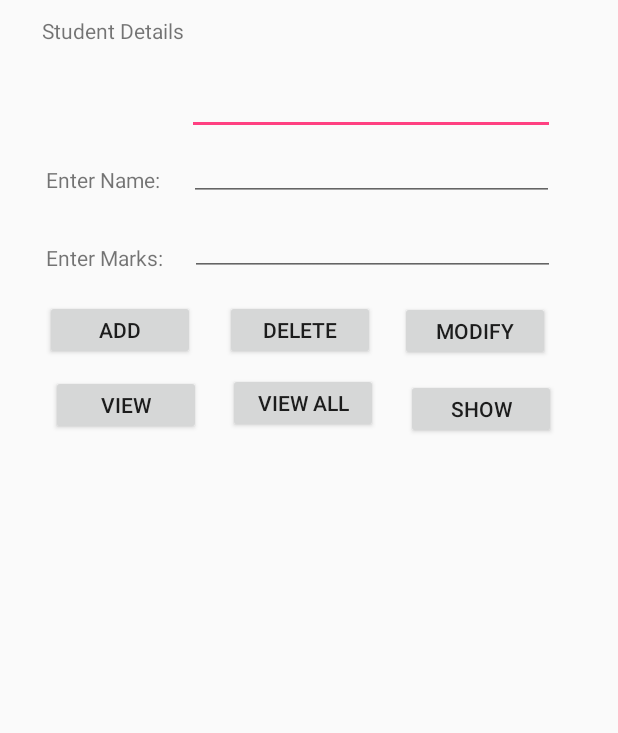
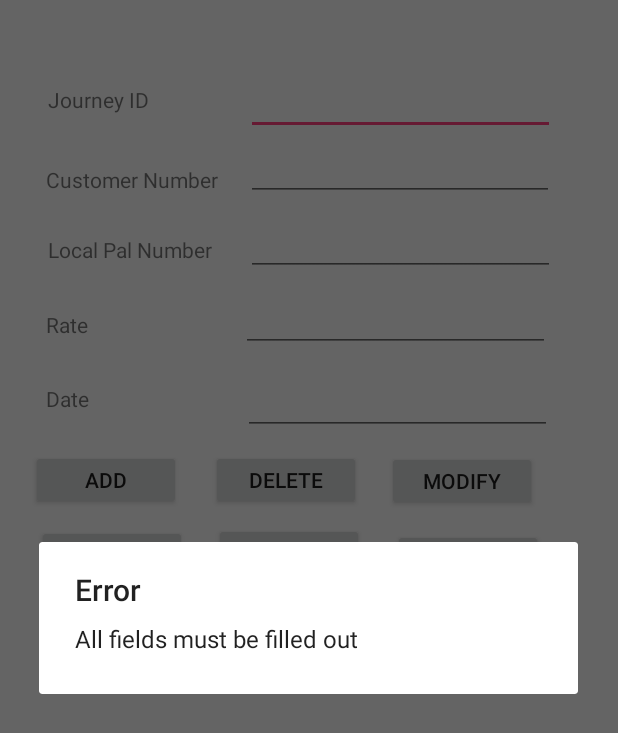
Before and after one commit to Nom1fan/Android4Manush, an Android app: the screen it shows after launch (MainActivity), after a tap on "ADD", on a phone screen of 412 x 824 dp. Shown: the top 733 px of the screen. Run offline under Robolectric (Android 15) with nearby library versions, the phone set to English and light mode, and no system bars.

Commit message:
Insert and read from DB successful

```diff
--- a/app/src/main/java/projects/course/ozemsqlite/activity/MainActivity.java
+++ b/app/src/main/java/projects/course/ozemsqlite/activity/MainActivity.java
@@ -2,37 +2,33 @@ package projects.course.ozemsqlite.activity;
 
 import android.app.Activity;
 import android.app.AlertDialog.Builder;
-import android.database.Cursor;
-
 import android.os.Bundle;
 import android.support.annotation.NonNull;
-import android.text.Editable;
 import android.view.View;
 import android.view.View.OnClickListener;
+import android.widget.AbsoluteLayout;
 import android.widget.Button;
 import android.widget.EditText;
 
-import java.sql.Date;
 import java.text.ParseException;
-import java.text.SimpleDateFormat;
 import java.util.ArrayList;
-import java.util.Arrays;
 import java.util.List;
-import java.util.Locale;
 
 import projects.course.ozemsqlite.R;
-import projects.course.ozemsqlite.dao.DAO;
 import projects.course.ozemsqlite.dao.DAOFactory;
-import projects.course.ozemsqlite.dao.DAOFactoryImpl;
+import projects.course.ozemsqlite.dao.RatingPalDAO;
 import projects.course.ozemsqlite.dao.dbo.RatingPalDBO;
 import projects.course.ozemsqlite.dao.table.DAOFactoryProvider;
 import projects.course.ozemsqlite.dao.table.RatingPalTable;
 
 public class MainActivity extends Activity implements OnClickListener {
-    EditText editRollno, editName, editMarks;
+    EditText editTextJourneyId, editTextCustomerId, editTextLocalPalNum, editTextRate, editTextDate;
     Button btnAdd, btnDelete, btnModify, btnView, btnViewAll, btnShowInfo;
+    View myLayout;
 
     DAOFactory daoFactory;
+
+    RatingPalDAO ratingPalDao;
 
     /**
      * Called when the activity is first created.
@@ -41,9 +37,15 @@ public class MainActivity extends Activity implements OnClickListener {
     public void onCreate(Bundle savedInstanceState) {
         super.onCreate(savedInstanceState);
         setContentView(R.layout.activity_main);
-        editRollno = findViewById(R.id.editRollno);
-        editName = findViewById(R.id.editName);
-        editMarks = findViewById(R.id.editMarks);
+
+        myLayout = findViewById(R.id.myLayout);
+
+        editTextJourneyId = findViewById(R.id.editText_journeyId);
+        editTextCustomerId = findViewById(R.id.editText_customerNum);
+        editTextLocalPalNum = findViewById(R.id.editText_localPalNum);
+        editTextRate = findViewById(R.id.editText_rate);
+        editTextDate = findViewById(R.id.editText_date);
+
         btnAdd = findViewById(R.id.btnAdd);
         btnDelete = findViewById(R.id.btnDelete);
         btnModify = findViewById(R.id.btnModify);
@@ -58,10 +60,13 @@ public class MainActivity extends Activity implements OnClickListener {
         btnShowInfo.setOnClickListener(this);
 
         daoFactory = DAOFactoryProvider.createDAOFactory(this);
+        ratingPalDao = daoFactory.getDAO(RatingPalTable.TABLE_NAME);
     }
 
     public void onClick(View view) {
         handleBtnAdd(view);
+
+        handleBtnViewAll(view);
 
 
 //        if (view == btnDelete) {
@@ -85,7 +90,7 @@ public class MainActivity extends Activity implements OnClickListener {
 //            }
 //            Cursor c = db.rawQuery("SELECT * FROM student WHERE rollno='" + text + "'", null);
 //            if (c.moveToFirst()) {
-//                db.execSQL("UPDATE student SET name='" + editName.getText() + "',marks='" + editMarks.getText() +
+//                db.execSQL("UPDATE student SET name='" + editTextCustomerId.getText() + "',marks='" + editTextLocalPalNum.getText() +
 //                        "' WHERE rollno='" + text + "'");
 //                showMessage("Success", "Record Modified");
 //            } else {
@@ -100,44 +105,55 @@ public class MainActivity extends Activity implements OnClickListener {
 //            }
 //            Cursor c = db.rawQuery("SELECT * FROM student WHERE rollno='" + text + "'", null);
 //            if (c.moveToFirst()) {
-//                editName.setText(c.getString(1));
-//                editMarks.setText(c.getString(2));
+//                editTextCustomerId.setText(c.getString(1));
+//                editTextLocalPalNum.setText(c.getString(2));
 //            } else {
 //                showMessage("Error", "Invalid Rollno");
 //                clearText();
 //            }
 //        }
-//        if (view == btnViewAll) {
-//            Cursor c = db.rawQuery("SELECT * FROM student", null);
-//            if (c.getCount() == 0) {
-//                showMessage("Error", "No records found");
-//                return;
-//            }
-//            StringBuffer buffer = new StringBuffer();
-//            while (c.moveToNext()) {
-//                buffer.append("Rollno: " + c.getString(0) + "\n");
-//                buffer.append("Name: " + c.getString(1) + "\n");
-//                buffer.append("Marks: " + c.getString(2) + "\n\n");
-//            }
-//            showMessage("Student Details", buffer.toString());
-//        }
+
 //        if (view == btnShowInfo) {
 //            showMessage("Student Management Application", "- SMA");
 //        }
     }
 
+    public void clearText() {
+        List<EditText> allEditTextsInView = getAllEditTextsInView((AbsoluteLayout) myLayout);
+        for (EditText editText : allEditTextsInView) {
+            editText.setText("");
+        }
+        editTextJourneyId.requestFocus();
+    }
+
+    private void handleBtnViewAll(View view) {
+        if (view == btnViewAll) {
+            List<RatingPalDBO> ratingPalDBOS = ratingPalDao.getAll();
+            if (ratingPalDBOS.size() == 0) {
+                showMessage("Error", "No records found");
+                return;
+            }
+            StringBuilder builder = new StringBuilder();
+            for (RatingPalDBO ratingPalDBO : ratingPalDBOS) {
+                builder.append(ratingPalDBO.toString()).append("\n");
+            }
+
+            showMessage("Rating Pal Details", builder.toString());
+        }
+    }
+
     private void handleBtnAdd(View view) {
         if (view == btnAdd) {
-            if (areAllFieldsValid()) {
+            if (!areAllFieldsValid()) {
+                showMessage("Error","All fields must be filled out");
                 return;
             }
 
-            String date = editRollno.getText().toString();
+            String date = editTextJourneyId.getText().toString();
 
             try {
                 List<RatingPalDBO> ratingPalDBOS = extractRatingPalDBOSFromUI(date);
-                DAO dao = daoFactory.getDAO(RatingPalTable.TABLE_NAME);
-                dao.insert(ratingPalDBOS);
+                ratingPalDao.insert(ratingPalDBOS);
 
             } catch (ParseException e) {
                 e.printStackTrace();
@@ -149,16 +165,45 @@ public class MainActivity extends Activity implements OnClickListener {
     }
 
     @NonNull
+    private List<EditText> getAllEditTextsInView(AbsoluteLayout layout) {
+        List<EditText> myEditTextList = new ArrayList<>();
+
+        for( int i = 0; i < layout.getChildCount(); i++ )
+            if( layout.getChildAt( i ) instanceof EditText )
+                myEditTextList.add( (EditText) layout.getChildAt( i ) );
+        return myEditTextList;
+    }
+
+    private boolean areAllFieldsValid() {
+        List<EditText> myEditTextList = getAllEditTextsInView((AbsoluteLayout) myLayout);
+
+        for (EditText editText : myEditTextList) {
+            if (editText.getText().toString().isEmpty()) {
+                return false;
+            }
+        }
+        return true;
+    }
+
+    public void showMessage(String title, String message) {
+        Builder builder = new Builder(this);
+        builder.setCancelable(true);
+        builder.setTitle(title);
+        builder.setMessage(message);
+        builder.show();
+    }
+
+    @NonNull
     private List<RatingPalDBO> extractRatingPalDBOSFromUI(String date) throws ParseException {
         final RatingPalDBO ratingPalDBO = new RatingPalDBO();
-        ratingPalDBO.setDate((Date) new SimpleDateFormat("yyyy-HH-mm HH:mm:ss", Locale.UK).parse(date));
+        ratingPalDBO.setDate(date);
         ratingPalDBO.setCustomerNumber(1);
         ratingPalDBO.setJourneyId(1);
         ratingPalDBO.setLocalPalNumber(2);
         ratingPalDBO.setRate(1.9);
 
         final RatingPalDBO ratingPalDBO2 = new RatingPalDBO();
-        ratingPalDBO2.setDate((Date) new SimpleDateFormat("yyyy-HH-mm HH:mm:ss", Locale.UK).parse(date));
+        ratingPalDBO2.setDate(date);
         ratingPalDBO2.setCustomerNumber(1);
         ratingPalDBO2.setJourneyId(1);
         ratingPalDBO2.setLocalPalNumber(2);
@@ -170,24 +215,4 @@ public class MainActivity extends Activity implements OnClickListener {
         }};
     }
 
-    private boolean areAllFieldsValid() {
-        return editRollno.getText().toString().trim().length() == 0 ||
-                editName.getText().toString().trim().length() == 0 ||
-                editMarks.getText().toString().trim().length() == 0;
-    }
-
-    public void showMessage(String title, String message) {
-        Builder builder = new Builder(this);
-        builder.setCancelable(true);
-        builder.setTitle(title);
-        builder.setMessage(message);
-        builder.show();
-    }
-
-    public void clearText() {
-        editRollno.setText("");
-        editName.setText("");
-        editMarks.setText("");
-        editRollno.requestFocus();
-    }
 }
--- a/app/src/main/java/projects/course/ozemsqlite/dao/BaseDAO.java
+++ b/app/src/main/java/projects/course/ozemsqlite/dao/BaseDAO.java
@@ -11,11 +11,9 @@ import projects.course.ozemsqlite.dao.table.RatingPalTable;
  * Created by מאור סטודיו on 17/02/2018.
  */
 
-public abstract class BaseDAO extends SQLiteOpenHelper {
+public class BaseDAO extends SQLiteOpenHelper {
 
     private static final String DB_NAME = "RAFIKI";
-
-    protected SQLiteDatabase db;
 
     public BaseDAO(Context context) {
         super(context, DB_NAME, null, 1);
@@ -23,7 +21,11 @@ public abstract class BaseDAO extends SQLiteOpenHelper {
 
     @Override
     public void onCreate(SQLiteDatabase db) {
-        this.db = db;
         db.execSQL("CREATE TABLE IF NOT EXISTS " + RatingPalTable.TABLE_NAME + " ( `journeyId` INT, `customerNumber` INT, `localPalNumber` INT, `rate` DOUBLE , `date` VARCHAR);");
     }
+
+    @Override
+    public void onUpgrade(SQLiteDatabase sqLiteDatabase, int i, int i1) {
+
+    }
 }
--- a/app/src/main/java/projects/course/ozemsqlite/dao/DAO.java
+++ b/app/src/main/java/projects/course/ozemsqlite/dao/DAO.java
@@ -16,5 +16,5 @@ public interface DAO<T extends DBO> {
 
     void delete(List<T> dbos);
 
-    List<T> get(List<T> dbos);
+    List<T> getAll();
 }
--- a/app/src/main/java/projects/course/ozemsqlite/dao/RatingPalDAOImpl.java
+++ b/app/src/main/java/projects/course/ozemsqlite/dao/RatingPalDAOImpl.java
@@ -38,28 +38,25 @@ public class RatingPalDAOImpl extends BaseDAO implements RatingPalDAO {
     @Override // Create
     public void insert(List<RatingPalDBO> dbos) {
         ContentValues contentValues = populateContentValues(dbos);
-        db.insert(TABLE_NAME, null, contentValues);
+        getWritableDatabase().insert(TABLE_NAME, null, contentValues);
     }
 
     @Override // Read
-    public List<RatingPalDBO> get(List<RatingPalDBO> dbos) {
+    public List<RatingPalDBO> getAll() {
         List<RatingPalDBO> ratingPalDBOS = new ArrayList<>();
+        SQLiteDatabase db = getReadableDatabase();
         Cursor c = db.rawQuery("SELECT * FROM " + RatingPalTable.TABLE_NAME, null);
-        if (c.moveToFirst()){
+        if (c.moveToFirst()) {
             do {
                 RatingPalDBO dbo = new RatingPalDBO();
                 // Passing values
                 dbo.setJourneyId(c.getInt(0));
                 dbo.setCustomerNumber(c.getInt(1));
                 dbo.setLocalPalNumber(c.getInt(2));
-                try {
-                    dbo.setDate(new SimpleDateFormat("yyyy-MM-dd HH:mm:ss", Locale.UK).parse(c.getString(3)));
-                } catch (java.text.ParseException e) {
-                    e.printStackTrace();
-                }
+                dbo.setDate(c.getString(3));
                 dbo.setRate(c.getDouble(4));
                 ratingPalDBOS.add(dbo);
-            } while(c.moveToNext());
+            } while (c.moveToNext());
         }
         c.close();
         db.close();
@@ -71,24 +68,23 @@ public class RatingPalDAOImpl extends BaseDAO implements RatingPalDAO {
     public void update(List<RatingPalDBO> dbos) {
         ContentValues contentValues = populateContentValues(dbos);
         for (RatingPalDBO dbo : dbos) {
-            db.update(TABLE_NAME, contentValues, getWhereClause(), getWhereArgs(dbo));
+            getWritableDatabase().update(TABLE_NAME, contentValues, getWhereClause(), getWhereArgs(dbo));
         }
     }
 
     @Override // Delete
     public void delete(List<RatingPalDBO> dbos) {
         for (RatingPalDBO dbo : dbos) {
-            db.delete(RatingPalTable.TABLE_NAME, getWhereClause(), getWhereArgs(dbo));
+            getWritableDatabase().delete(RatingPalTable.TABLE_NAME, getWhereClause(), getWhereArgs(dbo));
         }
     }
 
     @NonNull
     private ContentValues populateContentValues(List<RatingPalDBO> dbos) {
         ContentValues contentValues = new ContentValues();
-        SimpleDateFormat sdf = new SimpleDateFormat("yyyy-MM-dd HH:mm:ss", Locale.UK);
 
         for (RatingPalDBO dbo : dbos) {
-            contentValues.put(COL_DATE, sdf.format(dbo.getDate()));
+            contentValues.put(COL_DATE, dbo.getDate());
             contentValues.put(COL_CUSTOMER_NUMBER, dbo.getCustomerNumber());
             contentValues.put(COL_JOURNEY_ID, dbo.getJourneyId());
             contentValues.put(COL_LOCAL_PAL_NUMBER, dbo.getLocalPalNumber());
--- a/app/src/main/java/projects/course/ozemsqlite/dao/dbo/RatingPalDBO.java
+++ b/app/src/main/java/projects/course/ozemsqlite/dao/dbo/RatingPalDBO.java
@@ -7,17 +7,17 @@ import java.util.Date;
  */
 public class RatingPalDBO extends DBO {
 
-    private Date date;
+    private String date;
     private int journeyId;
     private int customerNumber;
     private int localPalNumber;
     private double rate;
 
-    public Date getDate() {
+    public String getDate() {
         return date;
     }
 
-    public void setDate(Date date) {
+    public void setDate(String date) {
         this.date = date;
     }
 
@@ -52,4 +52,15 @@ public class RatingPalDBO extends DBO {
     public void setRate(double rate) {
         this.rate = rate;
     }
+
+    @Override
+    public String toString() {
+        return "RatingPalDBO{" +
+                "date=" + date +
+                ", journeyId=" + journeyId +
+                ", customerNumber=" + customerNumber +
+                ", localPalNumber=" + localPalNumber +
+                ", rate=" + rate +
+                '}';
+    }
 }
--- a/app/src/main/res/layout/activity_main.xml
+++ b/app/src/main/res/layout/activity_main.xml
@@ -1,108 +1,140 @@
 <?xml version="1.0" encoding="utf-8"?>
 <AbsoluteLayout xmlns:android="http://schemas.android.com/apk/res/android"
+    xmlns:tools="http://schemas.android.com/tools"
     android:id="@+id/myLayout"
     android:stretchColumns="0"
     android:layout_width="fill_parent"
     android:layout_height="fill_parent">
 
-    <Button	  android:id="@+id/btnAdd"
-        android:text="@string/add"
-        android:layout_x="30dp"
-        android:layout_y="200dp"
+    <Button
+        android:id="@+id/btnAdd"
         android:layout_width="100dp"
-        android:layout_height="40dp"/>
-    <Button	  android:id="@+id/btnDelete"
-        android:text="@string/delete"
-        android:layout_x="150dp"
-        android:layout_y="200dp"
+        android:layout_height="40dp"
+        android:layout_x="21dp"
+        android:layout_y="300dp"
+        android:text="@string/add" />
+
+    <Button
+        android:id="@+id/btnDelete"
         android:layout_width="100dp"
-        android:layout_height="40dp"/>n
-
-    <TextView
-        android:id="@+id/textView3"
-        android:layout_width="wrap_content"
-        android:layout_height="wrap_content"
-        android:layout_x="1430dp"
-        android:layout_y="627dp"
-        android:text="@string/roll_no" />
+        android:layout_height="40dp"
+        android:layout_x="141dp"
+        android:layout_y="300dp"
+        android:text="@string/delete" />
 
     <EditText
-        android:id="@+id/editRollno"
-        android:layout_width="245dp"
+        android:id="@+id/editText_journeyId"
+        android:layout_width="206dp"
         android:layout_height="40dp"
-        android:layout_x="125dp"
+        android:layout_x="164dp"
         android:layout_y="50dp"
         android:inputType="number" />
 
     <EditText
-        android:id="@+id/editName"
-        android:layout_width="243dp"
+        android:id="@+id/editText_customerNum"
+        android:layout_width="205dp"
         android:layout_height="40dp"
-        android:layout_x="126dp"
+        android:layout_x="164dp"
         android:layout_y="94dp"
         android:inputType="text" />
 
     <EditText
-        android:id="@+id/editMarks"
-        android:layout_width="243dp"
+        android:id="@+id/editText_localPalNum"
+        android:layout_width="206dp"
         android:layout_height="40dp"
-        android:layout_x="127dp"
+        android:layout_x="164dp"
         android:layout_y="144dp"
+        android:inputType="number" />
+
+    <EditText
+        android:id="@+id/editText_rate"
+        android:layout_width="206dp"
+        android:layout_height="40dp"
+        android:layout_x="161dp"
+        android:layout_y="195dp"
+        android:inputType="number" />
+
+    <EditText
+        android:id="@+id/editText_date"
+        android:layout_width="206dp"
+        android:layout_height="40dp"
+        android:layout_x="162dp"
+        android:layout_y="250dp"
         android:inputType="number" />
 
     <Button
         android:id="@+id/btnModify"
         android:layout_width="100dp"
         android:layout_height="40dp"
-        android:layout_x="267dp"
-        android:layout_y="201dp"
+        android:layout_x="258dp"
+        android:layout_y="301dp"
         android:text="@string/modify" />
 
     <Button
         android:id="@+id/btnView"
         android:layout_width="100dp"
         android:layout_height="40dp"
-        android:layout_x="34dp"
-        android:layout_y="250dp"
+        android:layout_x="25dp"
+        android:layout_y="350dp"
         android:text="@string/view" />
 
     <Button
         android:id="@+id/btnViewAll"
         android:layout_width="100dp"
         android:layout_height="40dp"
-        android:layout_x="152dp"
-        android:layout_y="249dp"
+        android:layout_x="143dp"
+        android:layout_y="349dp"
         android:text="@string/view_all" />
 
     <Button
         android:id="@+id/btnShowInfo"
         android:layout_width="100dp"
         android:layout_height="40dp"
-        android:layout_x="271dp"
-        android:layout_y="253dp"
+        android:layout_x="262dp"
+        android:layout_y="353dp"
         android:text="@string/show_info" />
 
     <TextView
-        android:id="@+id/textView2"
+        android:id="@+id/textView_customerNum"
         android:layout_width="wrap_content"
         android:layout_height="wrap_content"
         android:layout_x="31dp"
         android:layout_y="110dp"
-        android:text="@string/name" />
+        android:text="@string/lbl_customer_num" />
 
     <TextView
-        android:id="@+id/textView"
+        android:id="@+id/textView_localPalNum"
+        android:layout_width="wrap_content"
+        android:layout_height="wrap_content"
+        android:layout_x="32dp"
+        android:layout_y="157dp"
+        android:text="@string/lbl_localpal_num" />
+
+    <TextView
+        android:id="@+id/textView_journeyId"
+        android:layout_width="wrap_content"
+        android:layout_height="wrap_content"
+        android:layout_x="32dp"
+        android:layout_y="57dp"
+        android:text="@string/lbl_journey_id" />
+
+    <TextView
+        android:id="@+id/textView_rate"
         android:layout_width="wrap_content"
         android:layout_height="wrap_content"
         android:layout_x="31dp"
-        android:layout_y="162dp"
-        android:text="@string/marks" />
+        android:layout_y="207dp"
+        android:text="@string/lbl_rate"
+        tools:layout_editor_absoluteX="27dp"
+        tools:layout_editor_absoluteY="216dp" />
 
     <TextView
-        android:id="@+id/textView4"
+        android:id="@+id/textView_date"
         android:layout_width="wrap_content"
         android:layout_height="wrap_content"
-        android:layout_x="28dp"
-        android:layout_y="11dp"
-        android:text="@string/title" />
+        android:layout_x="31dp"
+        android:layout_y="256dp"
+        android:text="@string/lbl_date"
+        tools:layout_editor_absoluteX="27dp"
+        tools:layout_editor_absoluteY="216dp" />
 </AbsoluteLayout>
--- a/app/src/main/res/values/strings.xml
+++ b/app/src/main/res/values/strings.xml
@@ -1,11 +1,12 @@
 <?xml version="1.0" encoding="utf-8"?>
 <resources>
-    <string name="hello">Hello World, MyApp!</string>
-    <string name="app_name">StudentDetailsApp</string>
-    <string name="title">Student Details</string>
+    <string name="app_name">RatingPalApp</string>
+    <string name="lbl_journey_id">Journey ID</string>
+    <string name="lbl_customer_num">Customer Number</string>
+    <string name="lbl_localpal_num">Local Pal Number</string>
+    <string name="lbl_rate">Rate</string>
+    <string name="lbl_date">Date</string>
     <string name="roll_no">Enter Rollno: </string>
-    <string name="name">Enter Name: </string>
-    <string name="marks">Enter Marks: </string>
     <string name="add">Add</string>
     <string name="delete">Delete</string>
     <string name="modify">Modify</string>
```
